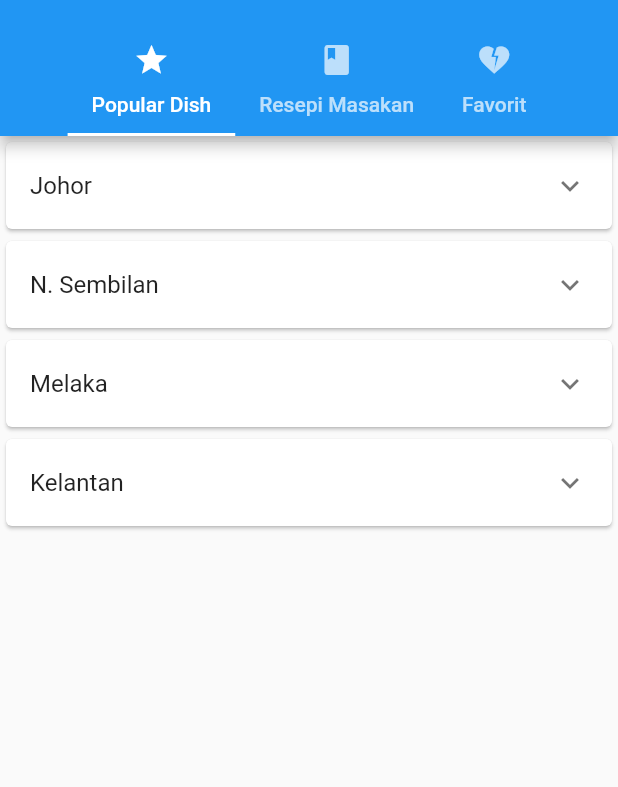
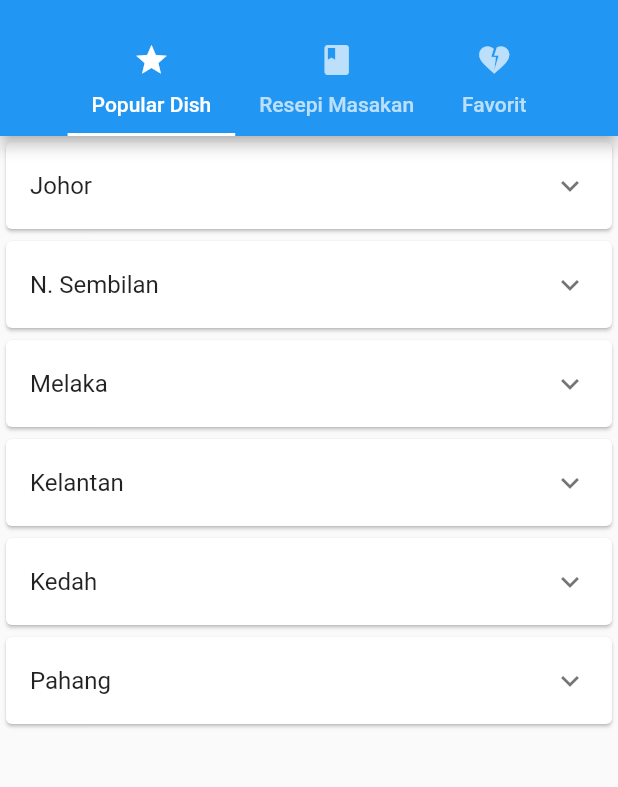
Before and after one commit to quezera97/malaysia_dish, a Flutter app: the screen it shows after launch, on a phone screen of 412 x 824 dp, the part 59-846 px from its top. Run offline on Flutter 3.47's test engine with Material 2 defaults, Android fonts, the light colour scheme and no system bars; our stand-ins replace anim_search_bar, youtube_player_flutter.

Commit message:
kedah + pahang

```diff
--- a/lib/ui/popular_dish_list.dart
+++ b/lib/ui/popular_dish_list.dart
@@ -2,6 +2,8 @@ import 'package:flutter/material.dart';
 import 'package:malaysia_recipe/ui/recipe/popular_dish_video.dart';
 
 import '../enum/malaysia_states_enum.dart';
+import '../enum/popularDishByState/kedah_url.dart';
+import '../enum/popularDishByState/pahang_url.dart';
 import '../enum/state_popular_dish_list.dart';
 
 import '../enum/popularDishByState/kelantan_url.dart';
@@ -42,6 +44,16 @@ List<StateDishInfo> stateDishInfoList = [
     statePopularDish: StatePopularDishList.kelantan().dishes,
     statePopularDishUrl: kelantanUrl,
   ),
+  StateDishInfo(
+    stateName: StateEnum.kedah,
+    statePopularDish: StatePopularDishList.kedah().dishes,
+    statePopularDishUrl: kedahUrl,
+  ),
+  StateDishInfo(
+    stateName: StateEnum.pahang,
+    statePopularDish: StatePopularDishList.pahang().dishes,
+    statePopularDishUrl: pahangUrl,
+  ),
 ];
 
 class PopularDishList extends StatefulWidget {
@@ -52,7 +64,6 @@ class PopularDishList extends StatefulWidget {
 }
 
 class _PopularDishListState extends State<PopularDishList> {
-
   @override
   Widget build(BuildContext context) {
     return ListView.builder(
@@ -74,7 +85,8 @@ class _PopularDishListState extends State<PopularDishList> {
                                 trailing: const Icon(Icons.arrow_right),
                                 title: Text(dish),
                                 onTap: () {
-                            String? dishURL = stateInfo.statePopularDishUrl[dish];
+                                  String? dishURL =
+                                      stateInfo.statePopularDishUrl[dish];
 
                                   if (dishURL != null) {
                                     Navigator.of(context).push(
```
Also changed, not shown: lib/enum/popularDishByState/kedah_url.dart (added, +13 -0 lines), lib/enum/popularDishByState/kelantan_url.dart (+6 -3 lines), lib/enum/popularDishByState/pahang_url.dart (added, +14 -0 lines), lib/enum/popular_dish_enum.dart (+12 -0 lines), lib/enum/state_popular_dish_list.dart (+46 -13 lines). Lines whose indentation alone changed are shown as unchanged.
